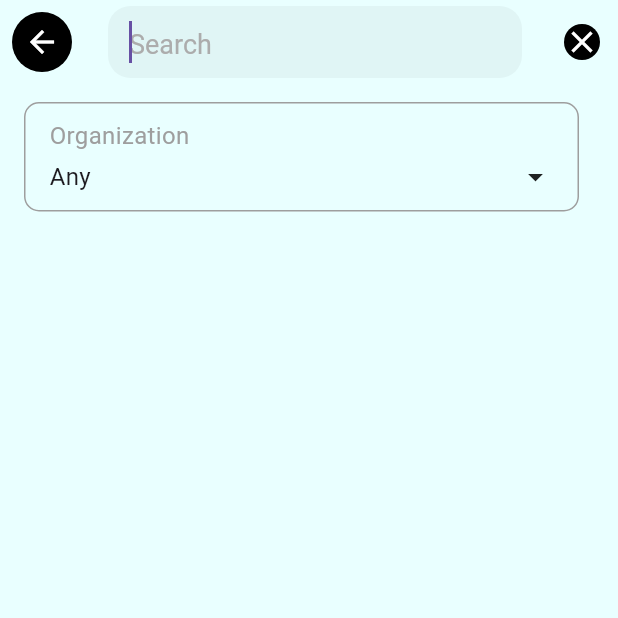
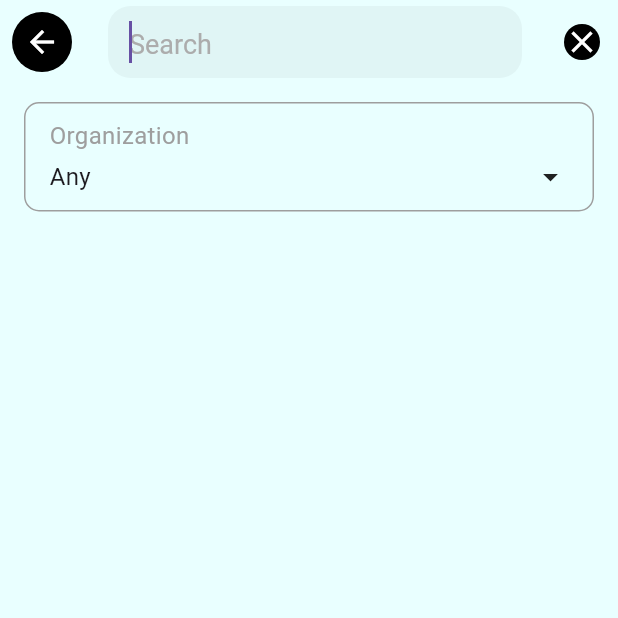
Before and after one commit to Rosheta/Rosheta_UI, a Flutter app: the screen it shows after launch, after a tap on the "search" icon, on a phone screen of 412 x 824 dp, the top half of it. Run offline on Flutter 3.47's test engine with Material 3 defaults, Android fonts, the phone set to English and light mode, and no system bars; our stand-ins replace flutter_dotenv, shared_preferences; network calls fail.

Commit message:
change in the UI of the search and clean the code

```diff
--- a/lib/Views/search_screen.dart
+++ b/lib/Views/search_screen.dart
@@ -227,12 +227,14 @@ class SearchPeople extends SearchDelegate<String>{
               Expanded(
                 child: buildFilterBox(context, 'Organization', organizations),
               ),
-              SizedBox(width: 5.0),
+              if(searchProvider.selectedOrganization == 'Doctor')
+              const SizedBox(width: 5.0),
               if(searchProvider.selectedOrganization == 'Doctor')
               Expanded(
                 child: buildFilterBox(context, 'Specialization', specializations),
               ),
-              SizedBox(width: 5.0),
+              if(searchProvider.selectedOrganization == 'Lab' || searchProvider.selectedOrganization == 'Doctor')
+              const SizedBox(width: 5.0),
               if(searchProvider.selectedOrganization == 'Lab' || searchProvider.selectedOrganization == 'Doctor')
               Expanded(
                 child: buildFilterBox(context, 'Location', locations),
```
